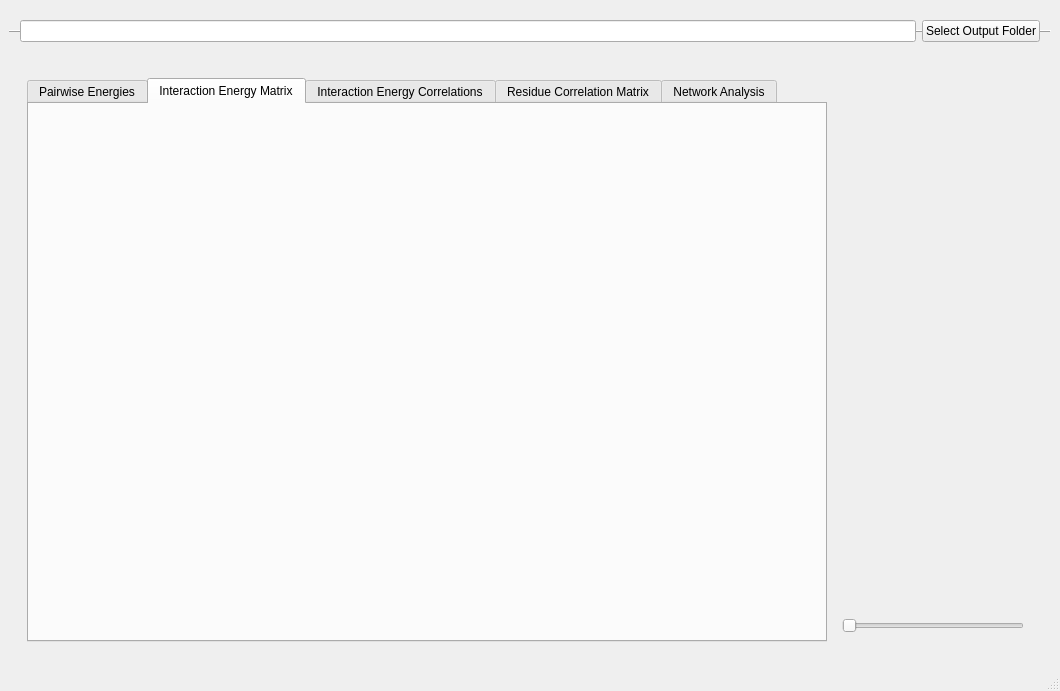
First picture: the form in source/resultsGUI.ui, repository osercinoglu/grinn, before the edit.
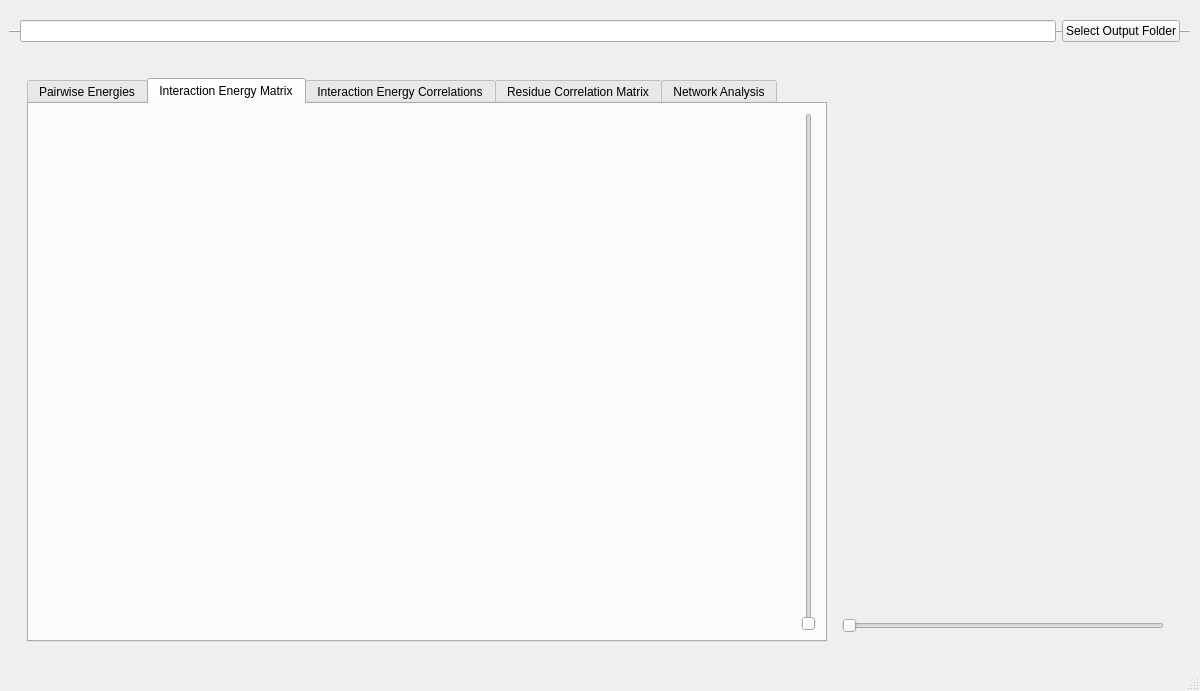
Second picture: the form after the edit. The open tabs and pages were chosen to show the change. Icons and pictures are not drawn.

Commit message: Initial commit in develop branch. Adding a vertical slider to control the range of IEM heatmap for enhanced visualization.

```diff
--- a/source/resultsGUI.ui
+++ b/source/resultsGUI.ui
@@ -6,7 +6,7 @@
    <rect>
     <x>0</x>
     <y>0</y>
-    <width>1060</width>
+    <width>1200</width>
     <height>691</height>
    </rect>
   </property>
@@ -298,6 +298,22 @@
                 </layout>
                </widget>
               </item>
+              <item>
+               <widget class="QSlider" name="verticalSlider_IEM">
+                <property name="sizePolicy">
+                 <sizepolicy hsizetype="Fixed" vsizetype="Expanding">
+                  <horstretch>0</horstretch>
+                  <verstretch>1</verstretch>
+                 </sizepolicy>
+                </property>
+                <property name="pageStep">
+                 <number>1</number>
+                </property>
+                <property name="orientation">
+                 <enum>Qt::Vertical</enum>
+                </property>
+               </widget>
+              </item>
              </layout>
             </widget>
             <widget class="QWidget" name="tab_IEC">
```
Left out of the diff: 16 changed lines with no effect on the pictures. The commit also changes 4 other files.
